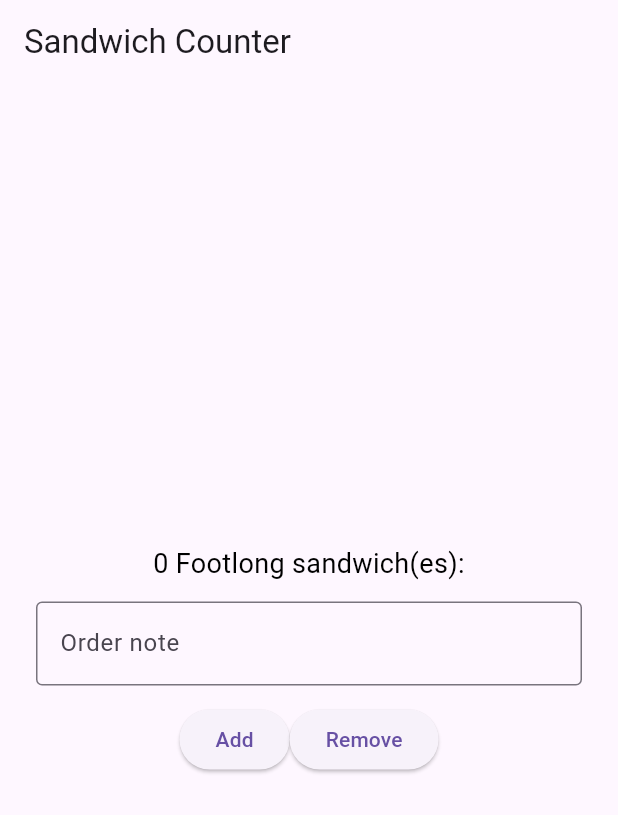
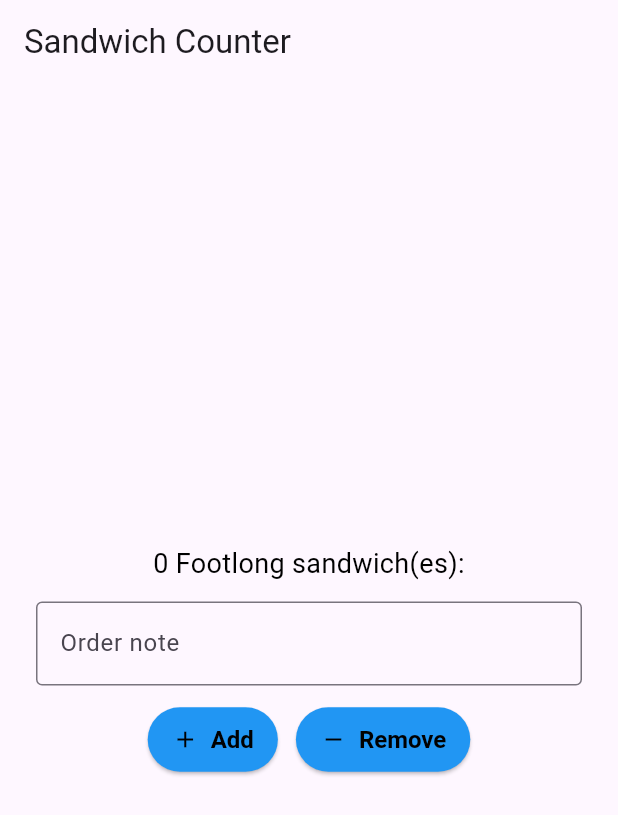
Before and after one commit to Axzythium-UOP/sandwich_shop, a Flutter app: the screen it shows after launch, on a phone screen of 412 x 824 dp. Shown: the top 815 px of the screen. Run offline on Flutter 3.47's test engine with Material 3 defaults, Android fonts, the phone set to English and light mode, and no system bars.

Commit message:
exercise 1

```diff
--- a/lib/main.dart
+++ b/lib/main.dart
@@ -101,13 +101,16 @@ class _OrderScreenState extends State<OrderScreen> {
             Row(
               mainAxisAlignment: MainAxisAlignment.center,
               children: [
-                ElevatedButton(
+                StyledButton(
+                  label: 'Add',
+                  icon: Icons.add,
                   onPressed: _increaseQuantity,
-                  child: const Text('Add'),
                 ),
-                ElevatedButton(
+                const SizedBox(width: 12),
+                StyledButton(
+                  label: 'Remove',
+                  icon: Icons.remove,
                   onPressed: _decreaseQuantity,
-                  child: const Text('Remove'),
                 ),
               ],
             ),
@@ -134,3 +137,42 @@ class OrderItemDisplay extends StatelessWidget {
     );
   }
 }
+
+/// A reusable styled ElevatedButton with icon and label to avoid repetition.
+class StyledButton extends StatelessWidget {
+  final String label;
+  final IconData icon;
+  final VoidCallback? onPressed;
+
+  const StyledButton({
+    super.key,
+    required this.label,
+    required this.icon,
+    required this.onPressed,
+  });
+
+  @override
+  Widget build(BuildContext context) {
+    return ElevatedButton(
+      onPressed: onPressed,
+      style: ElevatedButton.styleFrom(
+        backgroundColor: Colors.blue,
+        foregroundColor: Colors.black,
+        textStyle: const TextStyle(
+          fontFamily: 'Roboto',
+          fontSize: 16,
+          fontWeight: FontWeight.w600,
+        ),
+        padding: const EdgeInsets.symmetric(horizontal: 16, vertical: 12),
+      ),
+      child: Row(
+        mainAxisSize: MainAxisSize.min,
+        children: [
+          Icon(icon, color: Colors.black),
+          const SizedBox(width: 8),
+          Text(label),
+        ],
+      ),
+    );
+  }
+}
```
